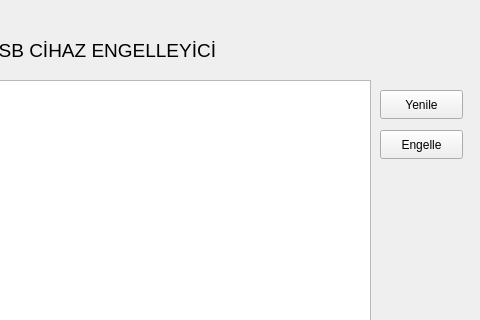
First picture: the form in USBLocker/mainwindow.ui, repository gulaysahinn/USBLocker, before the edit; both pictures show x 120 to 600 and y 0 to 320 of the 600 by 427 pixel window.
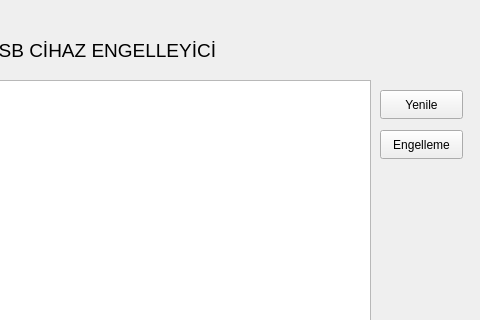
Second picture: the form after the edit.

```diff
--- a/USBLocker/mainwindow.ui
+++ b/USBLocker/mainwindow.ui
@@ -40,7 +40,7 @@
      </rect>
     </property>
     <property name="text">
-     <string>Engelle</string>
+     <string>Engelleme</string>
     </property>
    </widget>
    <widget class="QListWidget" name="usbListWidget">
```
